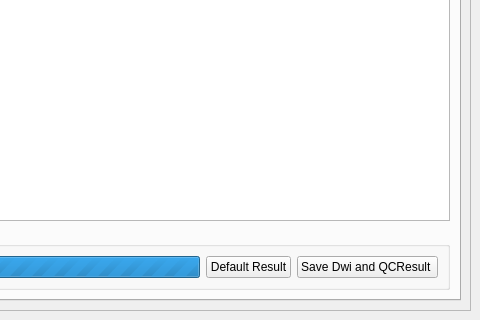
The window that src/gui/IntensityMotionCheckPanel.ui (NIRALUser/DTIPrep) describes before a commit, drawn with Qt 5; both pictures show x 392 to 872 and y 634 to 954 of the 872 by 954 pixel window.
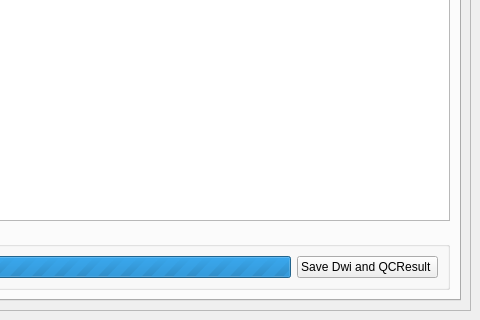
The same window after the commit. The open tabs and pages were chosen to show the change. Icons and pictures are not drawn.

The edit to the form file:
```diff
--- a/src/gui/IntensityMotionCheckPanel.ui
+++ b/src/gui/IntensityMotionCheckPanel.ui
@@ -38,7 +38,7 @@
         <rect>
          <x>0</x>
          <y>0</y>
-         <width>852</width>
+         <width>850</width>
          <height>909</height>
         </rect>
        </property>
@@ -1483,13 +1483,6 @@
                  </property>
                 </widget>
                </item>
-               <item>
-                <widget class="QPushButton" name="pushButton_DefaultQCResult">
-                 <property name="text">
-                  <string>Default Result</string>
-                 </property>
-                </widget>
-               </item>
                <item>
                 <widget class="QPushButton" name="pushButton_SaveVisualChecking">
                  <property name="text">
```
Left out of the diff: 2 changed lines with no effect on the pictures.
